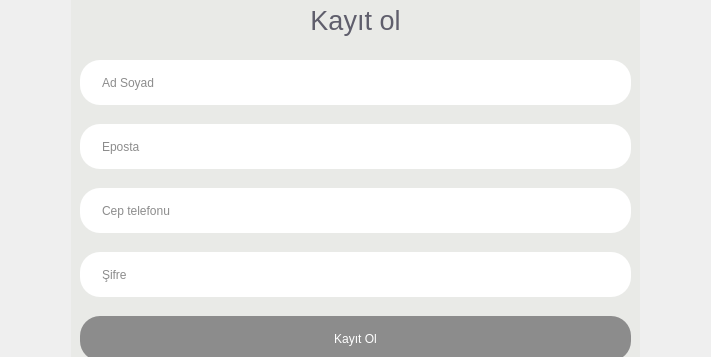
Old version of the form uifolder/Register.ui in the repository MahmutEsadErman/Restaurant-System; both pictures show x 0 to 711 and y 92 to 449 of the 711 by 607 pixel window.
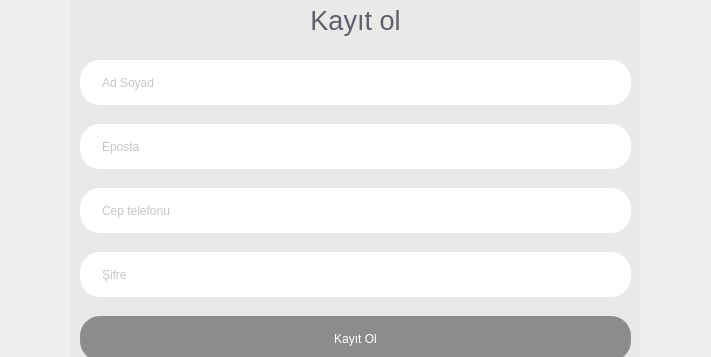
New version of the form.

Diff of the .ui file:
```diff
--- a/uifolder/Register.ui
+++ b/uifolder/Register.ui
@@ -95,41 +95,41 @@
       <item>
        <widget class="QLineEdit" name="lineEdit">
         <property name="text">
+         <string/>
+        </property>
+        <property name="placeholderText">
          <string>Ad Soyad</string>
         </property>
-        <property name="placeholderText">
-         <string>Email</string>
-        </property>
        </widget>
       </item>
       <item>
        <widget class="QLineEdit" name="lineEdit_4">
         <property name="text">
+         <string/>
+        </property>
+        <property name="placeholderText">
          <string>Eposta</string>
         </property>
-        <property name="placeholderText">
-         <string>Email</string>
-        </property>
        </widget>
       </item>
       <item>
        <widget class="QLineEdit" name="lineEdit_2">
         <property name="text">
+         <string/>
+        </property>
+        <property name="placeholderText">
          <string>Cep telefonu</string>
         </property>
-        <property name="placeholderText">
-         <string>Password</string>
-        </property>
        </widget>
       </item>
       <item>
        <widget class="QLineEdit" name="lineEdit_3">
         <property name="text">
+         <string/>
+        </property>
+        <property name="placeholderText">
          <string>Şifre</string>
         </property>
-        <property name="placeholderText">
-         <string>Password</string>
-        </property>
        </widget>
       </item>
       <item>
```
